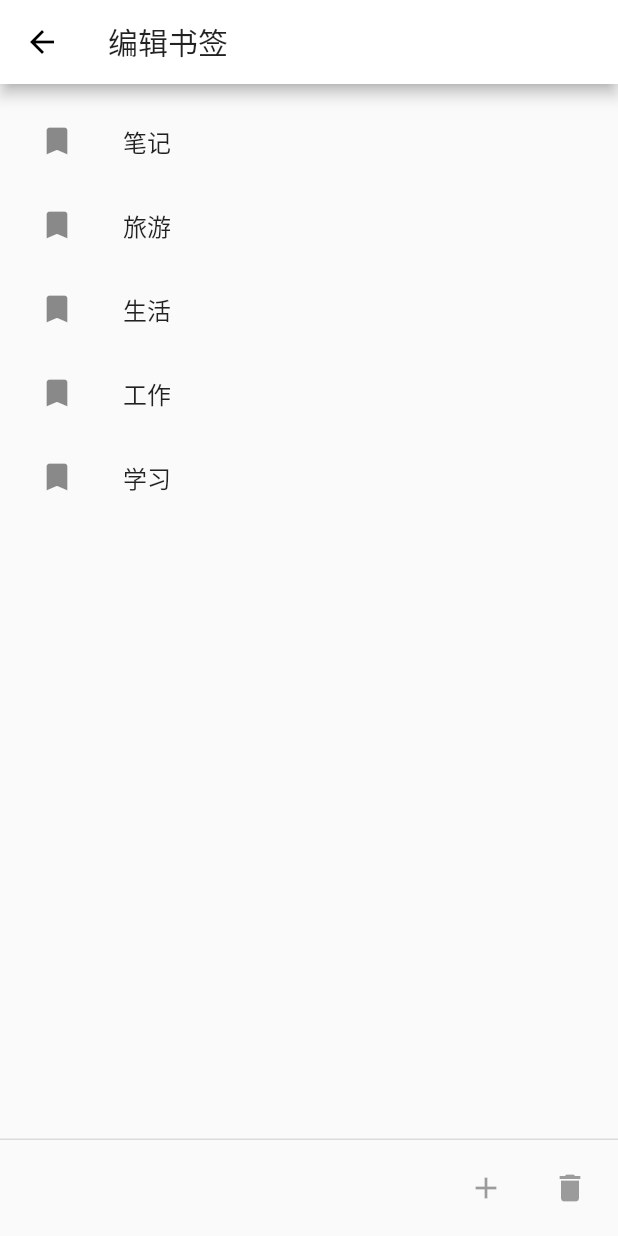
After one commit to JiaFengZ/notepad, a Flutter app: the EditMark screen opened directly, on a phone screen of 412 x 824 dp. The commit adds this screen. Run offline on Flutter 3.47's test engine with Material 2 defaults, Android fonts, the phone set to English and light mode, and no system bars.

Commit message:
feat: the page of edit mark

```diff
--- /dev/null
+++ b/lib/components/editMark.dart
@@ -0,0 +1,55 @@
+import 'package:flutter/material.dart';
+
+class EditMark extends StatefulWidget {
+  EditMark({Key key}) : super(key: key);
+
+  @override
+  _EditMarkState createState() => new _EditMarkState();
+}
+
+class _EditMarkState extends State<EditMark> {
+  List<Map> _marks = [{
+    'name': '笔记',
+    'id': '1'
+  }, {
+    'name': '旅游',
+    'id': '2'
+  }, {
+    'name': '生活',
+    'id': '3'
+  }, {
+    'name': '工作',
+    'id': '4'
+  }, {
+    'name': '学习',
+    'id': '5'
+  }];
+
+  Widget build(BuildContext context) {
+    return new Scaffold(
+      appBar: new AppBar(
+        title: new Text('编辑书签'),
+        automaticallyImplyLeading: true,
+      ),
+      body: new ListView(
+        padding: const EdgeInsets.all(10.0),
+        children: _buildList(),
+      ),
+      persistentFooterButtons: <Widget>[
+        new IconButton(icon: new Icon(Icons.add), onPressed: null),
+        new IconButton(icon: new Icon(Icons.delete), onPressed: null)
+      ],
+    );
+  }
+
+  List <Widget> _buildList() {
+    return _marks.map(_buildListItem).toList();
+  }
+
+  Widget _buildListItem(Map item) {
+    return new ListTile(
+      title: new Text(item['name']),
+      leading: new Icon(Icons.bookmark),
+    );
+  }
+}
```
Also changed, not shown: lib/components/createNote.dart (+6 -4 lines), lib/draw.dart (+19 -11 lines).
